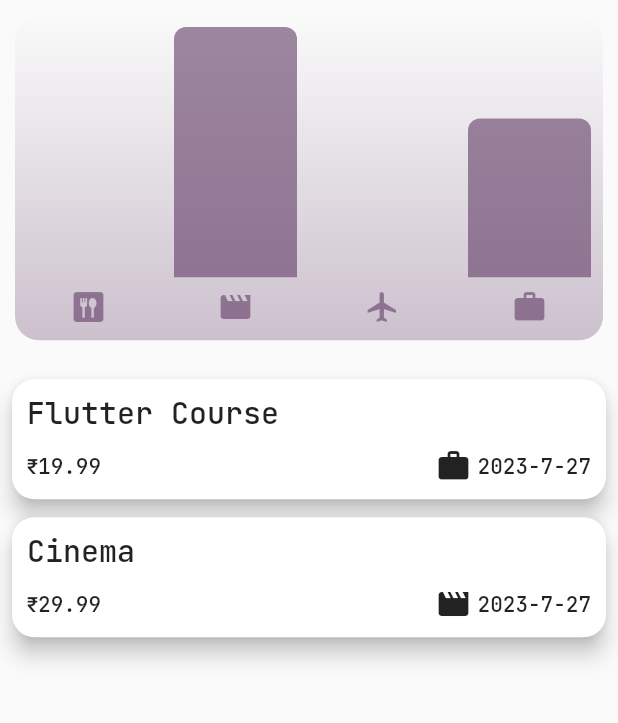
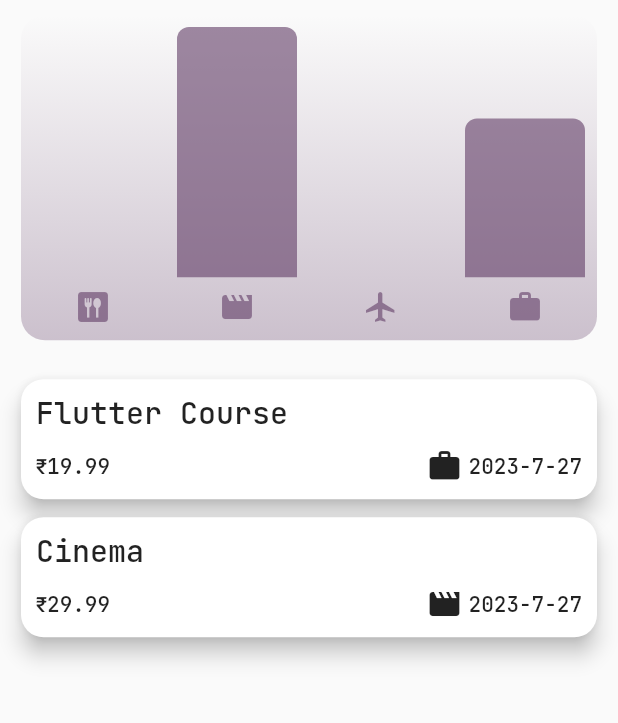
Before and after one commit to harshal31/expense_tracker, a Flutter app: the screen it shows after launch, on a phone screen of 412 x 824 dp, the part 84-807 px from its top. Run offline on Flutter 3.47's test engine with Material 2 defaults, Android fonts, the phone set to English and light mode, and no system bars; our stand-ins replace google_fonts.

Commit message:
Handle expense tracker responsive size changes.

```diff
--- a/lib/main.dart
+++ b/lib/main.dart
@@ -24,7 +24,7 @@ class _MyApp extends StatelessWidget {
             foregroundColor: kDarkColorScheme.onPrimaryContainer,
           ),
           cardTheme: const CardTheme().copyWith(
-            margin: const EdgeInsets.symmetric(vertical: 6.0, horizontal: 8.0),
+            margin: const EdgeInsets.symmetric(vertical: 6.0, horizontal: 14.0),
             elevation: 6.0,
           ),
           outlinedButtonTheme: OutlinedButtonThemeData(
@@ -53,7 +53,7 @@ class _MyApp extends StatelessWidget {
           foregroundColor: kColorScheme.onPrimaryContainer,
         ),
         cardTheme: const CardTheme().copyWith(
-          margin: const EdgeInsets.symmetric(vertical: 6.0, horizontal: 8.0),
+          margin: const EdgeInsets.symmetric(vertical: 6.0, horizontal: 14.0),
           elevation: 6.0,
         ),
         textTheme:
--- a/lib/widgets/charts/chart.dart
+++ b/lib/widgets/charts/chart.dart
@@ -40,9 +40,10 @@ class Chart extends StatelessWidget {
           borderRadius: BorderRadius.circular(16.0),
         ),
         width: double.infinity,
-        height:
-            expenses.isEmpty ? 0 : (MediaQuery.of(context).size.height / 3.8),
-        margin: const EdgeInsets.symmetric(horizontal: 10, vertical: 10),
+        height: expenses.isEmpty
+            ? 0
+            : (MediaQuery.of(context).size.longestSide / 3.8),
+        margin: const EdgeInsets.symmetric(horizontal: 14, vertical: 10),
         child: Column(
           children: [
             Expanded(
--- a/lib/widgets/expenses.dart
+++ b/lib/widgets/expenses.dart
@@ -63,6 +63,7 @@ class _ExpensesState extends State<Expenses> {
 
   @override
   Widget build(BuildContext context) {
+    final width = MediaQuery.of(context).size.width;
     Widget mainContent = const Center(
       child: Text(
         "No expenses found. Start adding some!",
@@ -93,9 +94,25 @@ class _ExpensesState extends State<Expenses> {
           ),
         ],
       ),
-      body: Column(
+      body: width < 600
+          ? Column(
               children: [
                 Chart(expenses: _expenses),
+                const SizedBox(
+                  height: 10,
+                ),
+                Expanded(
+                  child: mainContent,
+                ),
+              ],
+            )
+          : Row(
+              children: [
+                Expanded(
+                  child: Chart(
+                    expenses: _expenses,
+                  ),
+                ),
                 const SizedBox(
                   height: 10,
                 ),
```
Lines whose indentation alone changed are shown as unchanged.
